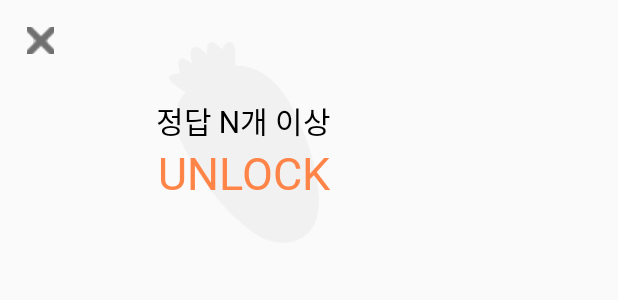
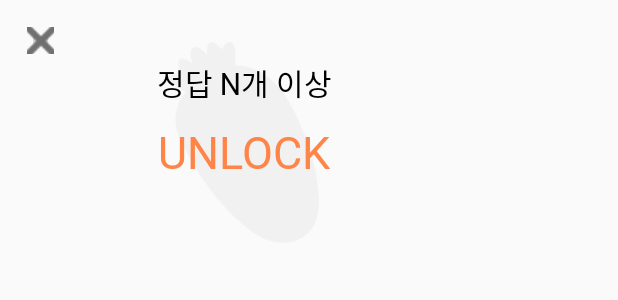
Before and after one commit to Sookhee/whip-carrot-quizlocker, an Android app: the layout activity_popup_collection.xml on its own in the app's theme, with its tools: preview values and no code run, on a phone screen of 412 x 824 dp. Shown: the top 300 px of the screen. Run offline under Robolectric (Android 15) with nearby library versions, the phone set to English and light mode, and no system bars.

Commit message:
도감 팝업, 도감 화면 구현

```diff
--- a/app/src/main/AndroidManifest.xml
+++ b/app/src/main/AndroidManifest.xml
@@ -17,7 +17,9 @@
             android:roundIcon="@mipmap/ic_launcher_round"
             android:supportsRtl="true"
             android:theme="@style/AppTheme">
-        <activity android:name=".PopupCollectionActivity"></activity>
+        <activity
+                android:name=".PopupCollectionActivity"
+                android:theme="@style/popupTheme"/>
         <activity android:name=".CollectionInfoAcivity" />
         <activity android:name=".CollectionActivity" /> <!-- <activity android:name=".BackgroundActivity" /> -->
         <activity
--- a/app/src/main/java/kr/hs/emirim/shookhee/quizlocker/CollectionActivity.java
+++ b/app/src/main/java/kr/hs/emirim/shookhee/quizlocker/CollectionActivity.java
@@ -6,6 +6,7 @@ import androidx.recyclerview.widget.GridLayoutManager;
 import androidx.recyclerview.widget.RecyclerView;
 
 import android.content.Intent;
+import android.graphics.drawable.Drawable;
 import android.media.Image;
 import android.os.Bundle;
 import android.view.View;
@@ -30,6 +31,7 @@ public class CollectionActivity extends AppCompatActivity {
 //        mLayoutManager.setStackFromEnd(true);
         recyclerView.setLayoutManager(mLayoutManager);
         recyclerView.setAdapter(adapter);
+
         adapter.addItem(new Carrot("당근 1", "설명 1", R.drawable.carrot_character01));
         adapter.addItem(new Carrot("당근 2", "설명 2", R.drawable.carrot_character02));
         adapter.addItem(new Carrot("당근 3", "설명 3", R.drawable.carrot_character03));
--- a/app/src/main/res/layout/activity_popup_collection.xml
+++ b/app/src/main/res/layout/activity_popup_collection.xml
@@ -1,5 +1,5 @@
 <?xml version="1.0" encoding="utf-8"?>
-<FrameLayout xmlns:android="http://schemas.android.com/apk/res/android"
+<androidx.constraintlayout.widget.ConstraintLayout xmlns:android="http://schemas.android.com/apk/res/android"
         xmlns:app="http://schemas.android.com/apk/res-auto"
         xmlns:tools="http://schemas.android.com/tools"
         android:layout_width="325dp"
@@ -10,18 +10,21 @@
             android:id="@+id/calcelbtn"
             android:layout_width="18dp"
             android:layout_height="18dp"
-            android:layout_marginLeft="18dp"
+            android:layout_marginStart="18dp"
             android:layout_marginTop="18dp"
+            android:onClick="mOk"
+            app:layout_constraintStart_toStartOf="parent"
+            app:layout_constraintTop_toTopOf="parent"
             app:srcCompat="@drawable/icon_cancel" />
 
     <ImageView
             android:id="@+id/imageView16"
             android:layout_width="100dp"
             android:layout_height="134dp"
-            android:layout_marginLeft="112.5dp"
-            android:layout_marginTop="28dp"
-            android:layout_marginRight="112.5dp"
-            android:layout_marginBottom="28dp"
+            app:layout_constraintBottom_toBottomOf="@+id/constraintLayout4"
+            app:layout_constraintEnd_toEndOf="parent"
+            app:layout_constraintStart_toStartOf="@+id/constraintLayout4"
+            app:layout_constraintTop_toTopOf="parent"
             app:srcCompat="@drawable/carrot_gray" />
 
     <TextView
@@ -29,21 +32,39 @@
             android:layout_width="wrap_content"
             android:layout_height="wrap_content"
             android:layout_gravity="center_horizontal"
-            android:layout_marginTop="65dp"
+            android:layout_marginTop="12dp"
             android:fontFamily="@font/notosanscjkkr_regular"
             android:text="정답 N개 이상"
             android:textColor="#000000"
-            android:textSize="20sp" />
+            android:textSize="20sp"
+            app:layout_constraintEnd_toEndOf="@+id/constraintLayout4"
+            app:layout_constraintStart_toStartOf="parent"
+            app:layout_constraintTop_toTopOf="@+id/imageView16" />
 
     <TextView
             android:id="@+id/textView3"
             android:layout_width="wrap_content"
             android:layout_height="wrap_content"
             android:layout_gravity="center"
-            android:layout_marginTop="20dp"
+            android:layout_marginTop="12dp"
             android:fontFamily="@font/notosanscjkkr_bold"
             android:text="UNLOCK"
             android:textColor="#FF8448"
-            android:textSize="30sp" />
+            android:textSize="30sp"
+            app:layout_constraintBottom_toBottomOf="@+id/imageView16"
+            app:layout_constraintEnd_toEndOf="parent"
+            app:layout_constraintStart_toStartOf="parent"
+            app:layout_constraintTop_toTopOf="@+id/imageView16" />
 
-</FrameLayout>
+    <androidx.constraintlayout.widget.ConstraintLayout
+            android:id="@+id/constraintLayout4"
+            android:layout_width="match_parent"
+            android:layout_height="match_parent"
+            app:layout_constraintBottom_toBottomOf="parent"
+            app:layout_constraintEnd_toEndOf="parent"
+            app:layout_constraintStart_toStartOf="parent"
+            app:layout_constraintTop_toTopOf="parent">
+
+    </androidx.constraintlayout.widget.ConstraintLayout>
+
+</androidx.constraintlayout.widget.ConstraintLayout>
```
Also changed, not shown: app/src/main/java/kr/hs/emirim/shookhee/quizlocker/CollectionAdapter.java (+17 -1 lines), app/src/main/java/kr/hs/emirim/shookhee/quizlocker/PopupCollectionActivity.java (+25 -0 lines), app/src/main/res/drawable/questionmark.png (added).
